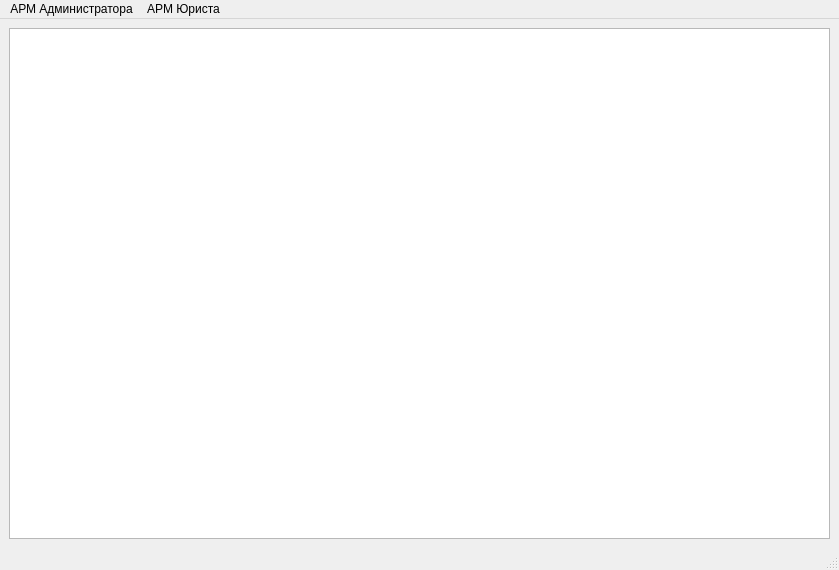
Old version of the form ARMInspectorGUI/MainWindow.ui in the repository sid1980/ARMInspector.
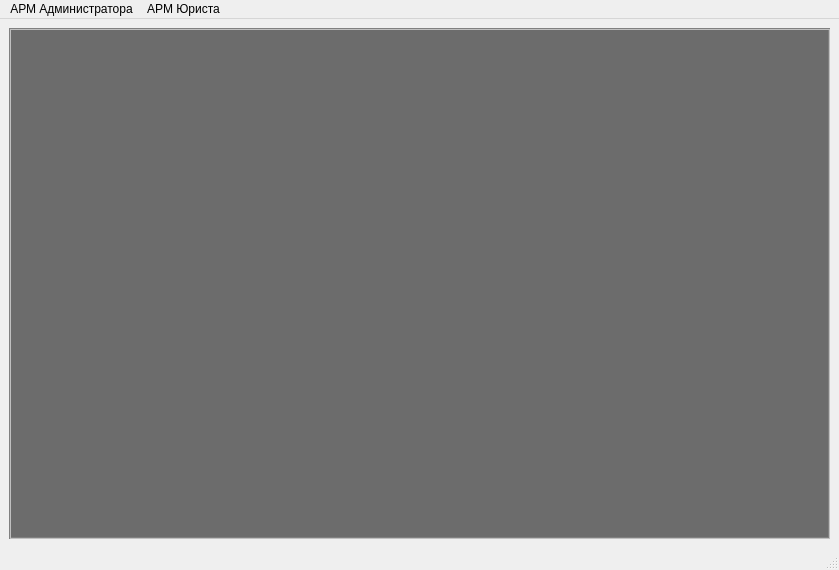
New version of the form. Icons and pictures are not drawn.

Patch:
```diff
--- a/ARMInspectorGUI/MainWindow.ui
+++ b/ARMInspectorGUI/MainWindow.ui
@@ -19,6 +19,19 @@
   <property name="autoFillBackground">
    <bool>true</bool>
   </property>
+  <property name="styleSheet">
+   <string notr="true">QTableView {
+         Color: white; /* text color in the table */
+         Gridline-color: black; /*The inner frame color*/
+         Background-color: rgb(108, 108, 108); /* background color in the table*/
+    alternate-background-color: rgb(64, 64, 64);
+         Selection-color: white; /* The text color of the selected area*/
+         Selection-background-color: rgb(77, 77, 77); /*The background color of the selected area*/
+    border: 2px groove gray;
+    border-radius: 0px;
+    padding: 2px 4px;
+}</string>
+  </property>
   <widget class="QWidget" name="centralwidget">
    <layout class="QGridLayout" name="gridLayout">
     <item row="0" column="0">
```
